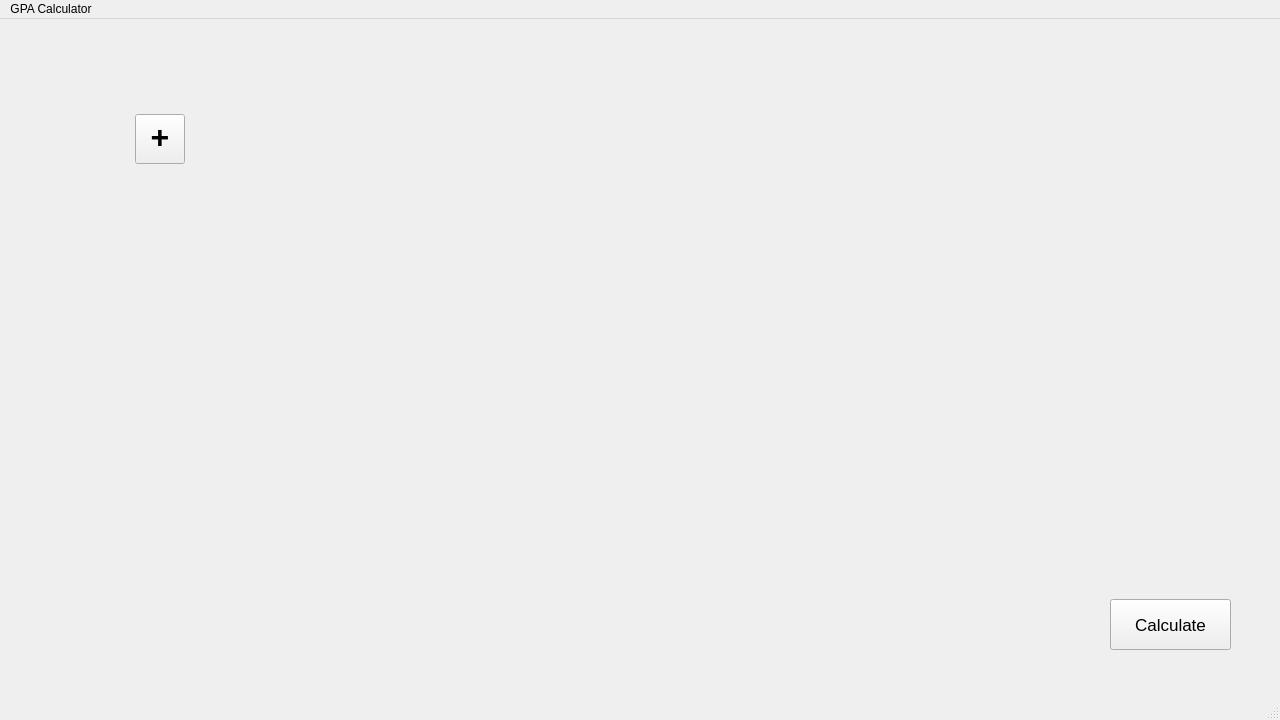
The window that mainwindow.ui (Oleksii-Stepanyk/GPA_Calculator) describes before a commit, drawn with Qt 5.
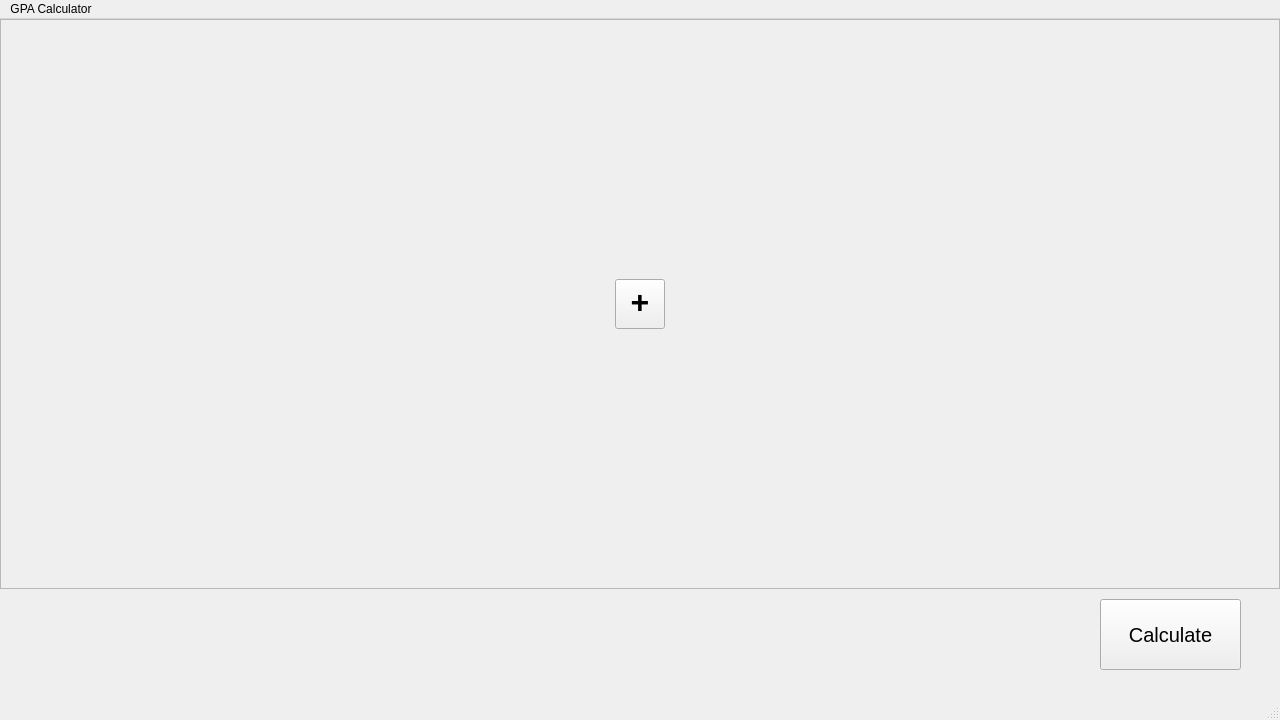
The same window after the commit.

Commit message: added scrollable grid in ui

Diff of the .ui file:
```diff
--- a/mainwindow.ui
+++ b/mainwindow.ui
@@ -17,16 +17,19 @@
    <widget class="QPushButton" name="calculateButton">
     <property name="geometry">
      <rect>
-      <x>1110</x>
+      <x>1100</x>
       <y>580</y>
-      <width>121</width>
-      <height>51</height>
+      <width>141</width>
+      <height>71</height>
      </rect>
     </property>
     <property name="font">
      <font>
-      <pointsize>13</pointsize>
-      <bold>false</bold>
+      <pointsize>15</pointsize>
+      <italic>false</italic>
+      <underline>false</underline>
+      <strikeout>false</strikeout>
+      <fontweight>DemiBold</fontweight>
      </font>
     </property>
     <property name="text">
@@ -36,9 +39,9 @@
    <widget class="QLabel" name="outputLabel">
     <property name="geometry">
      <rect>
-      <x>192</x>
-      <y>470</y>
-      <width>861</width>
+      <x>30</x>
+      <y>580</y>
+      <width>1021</width>
       <height>71</height>
      </rect>
     </property>
@@ -51,21 +54,51 @@
      <string/>
     </property>
    </widget>
-   <widget class="QPushButton" name="pushButton">
+   <widget class="QScrollArea" name="scrollArea">
     <property name="geometry">
      <rect>
-      <x>135</x>
-      <y>95</y>
-      <width>50</width>
-      <height>50</height>
+      <x>0</x>
+      <y>0</y>
+      <width>1280</width>
+      <height>570</height>
      </rect>
     </property>
+    <property name="widgetResizable">
+     <bool>true</bool>
+    </property>
+    <property name="alignment">
+     <set>Qt::AlignmentFlag::AlignLeading|Qt::AlignmentFlag::AlignLeft|Qt::AlignmentFlag::AlignTop</set>
+    </property>
+    <widget class="QWidget" name="containerWidget">
+     <property name="geometry">
+      <rect>
+       <x>0</x>
+       <y>0</y>
+       <width>1278</width>
+       <height>568</height>
+      </rect>
+     </property>
+     <layout class="QGridLayout" name="gridLayout">
+      <item row="0" column="0">
+       <widget class="QPushButton" name="addCourse">
     <property name="sizePolicy">
      <sizepolicy hsizetype="Minimum" vsizetype="Fixed">
       <horstretch>0</horstretch>
       <verstretch>0</verstretch>
      </sizepolicy>
     </property>
+        <property name="minimumSize">
+         <size>
+          <width>50</width>
+          <height>50</height>
+         </size>
+        </property>
+        <property name="maximumSize">
+         <size>
+          <width>50</width>
+          <height>50</height>
+         </size>
+        </property>
     <property name="font">
      <font>
       <pointsize>24</pointsize>
@@ -86,6 +119,13 @@
      <string>+</string>
     </property>
    </widget>
+      </item>
+     </layout>
+    </widget>
+   </widget>
+   <zorder>scrollArea</zorder>
+   <zorder>calculateButton</zorder>
+   <zorder>outputLabel</zorder>
   </widget>
   <widget class="QMenuBar" name="menubar">
    <property name="geometry">
```
Lines whose indentation alone changed are shown as unchanged. The commit also changes 1 other file.
